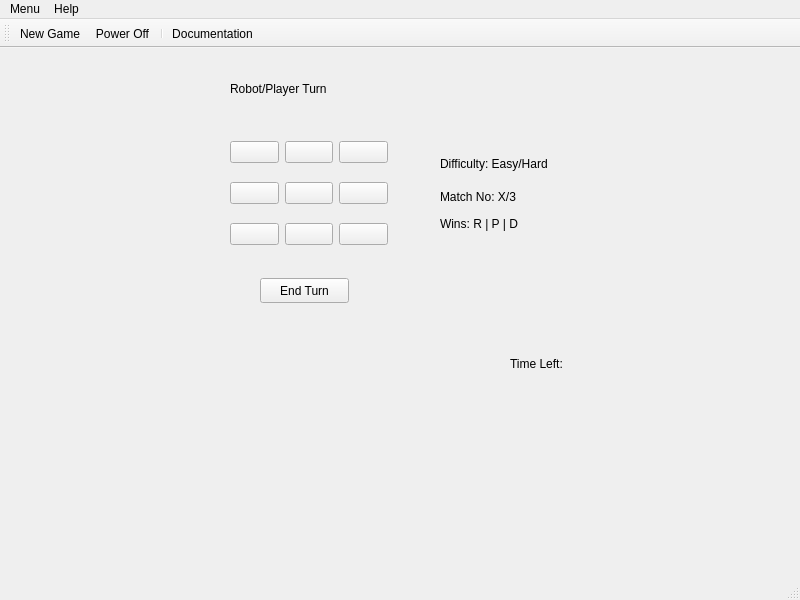
Before: the Qt Designer form TicTacToe/mainwindow.ui in UNSW-MTRN4230-T2-2021/major-project-mtrn4230-H15A_cough_armie_ettiquette, drawn with Qt 5.
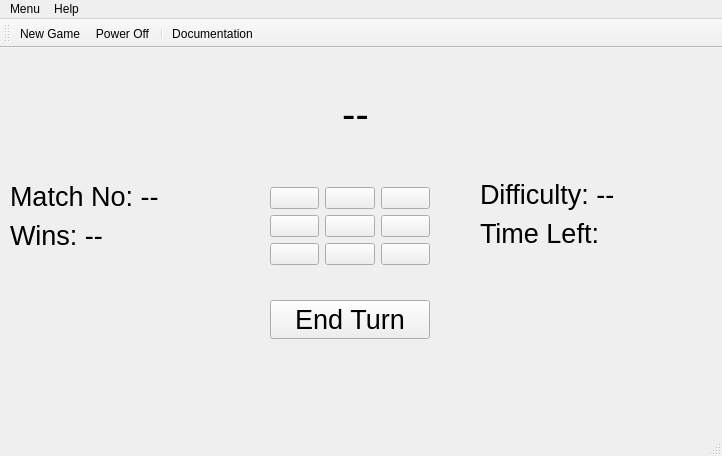
After: the same form once the commit is applied. Icons and pictures are not drawn.

```diff
--- a/TicTacToe/mainwindow.ui
+++ b/TicTacToe/mainwindow.ui
@@ -6,36 +6,118 @@
    <rect>
     <x>0</x>
     <y>0</y>
-    <width>800</width>
-    <height>600</height>
+    <width>722</width>
+    <height>456</height>
    </rect>
   </property>
   <property name="windowTitle">
    <string>MainWindow</string>
   </property>
   <widget class="QWidget" name="centralwidget">
-   <widget class="QPushButton" name="pushButton">
+   <widget class="QLabel" name="whoseTurnLabel">
     <property name="geometry">
      <rect>
-      <x>260</x>
-      <y>230</y>
-      <width>89</width>
-      <height>25</height>
+      <x>180</x>
+      <y>30</y>
+      <width>351</width>
+      <height>71</height>
      </rect>
     </property>
+    <property name="font">
+     <font>
+      <pointsize>30</pointsize>
+     </font>
+    </property>
     <property name="text">
-     <string>End Turn</string>
+     <string>--</string>
     </property>
+    <property name="alignment">
+     <set>Qt::AlignCenter</set>
+    </property>
    </widget>
-   <widget class="QWidget" name="layoutWidget">
+   <widget class="QWidget" name="">
     <property name="geometry">
      <rect>
-      <x>230</x>
-      <y>80</y>
-      <width>158</width>
-      <height>131</height>
+      <x>480</x>
+      <y>130</y>
+      <width>145</width>
+      <height>72</height>
      </rect>
     </property>
+    <layout class="QVBoxLayout" name="verticalLayout">
+     <item>
+      <widget class="QLabel" name="difficultyLabel">
+       <property name="font">
+        <font>
+         <pointsize>20</pointsize>
+        </font>
+       </property>
+       <property name="text">
+        <string>Difficulty: --</string>
+       </property>
+      </widget>
+     </item>
+     <item>
+      <widget class="QLabel" name="timerLabel">
+       <property name="font">
+        <font>
+         <pointsize>20</pointsize>
+        </font>
+       </property>
+       <property name="text">
+        <string>Time Left:</string>
+       </property>
+      </widget>
+     </item>
+    </layout>
+   </widget>
+   <widget class="QWidget" name="">
+    <property name="geometry">
+     <rect>
+      <x>10</x>
+      <y>132</y>
+      <width>149</width>
+      <height>72</height>
+     </rect>
+    </property>
+    <layout class="QVBoxLayout" name="verticalLayout_2">
+     <item>
+      <widget class="QLabel" name="matchnoLabel">
+       <property name="font">
+        <font>
+         <pointsize>20</pointsize>
+        </font>
+       </property>
+       <property name="text">
+        <string>Match No: --</string>
+       </property>
+      </widget>
+     </item>
+     <item>
+      <widget class="QLabel" name="scoreLabel">
+       <property name="font">
+        <font>
+         <pointsize>20</pointsize>
+        </font>
+       </property>
+       <property name="text">
+        <string>Wins: --</string>
+       </property>
+      </widget>
+     </item>
+    </layout>
+   </widget>
+   <widget class="QWidget" name="">
+    <property name="geometry">
+     <rect>
+      <x>270</x>
+      <y>110</y>
+      <width>160</width>
+      <height>211</height>
+     </rect>
+    </property>
+    <layout class="QVBoxLayout" name="verticalLayout_3">
+     <item>
     <layout class="QGridLayout" name="gridLayout">
      <item row="0" column="0">
       <widget class="QPushButton" name="pushButton_8">
@@ -101,71 +183,20 @@
       </widget>
      </item>
     </layout>
-   </widget>
-   <widget class="QLabel" name="scoreLabel">
-    <property name="geometry">
-     <rect>
-      <x>440</x>
-      <y>160</y>
-      <width>151</width>
-      <height>31</height>
-     </rect>
+     </item>
+     <item>
+      <widget class="QPushButton" name="pushButton">
+       <property name="font">
+        <font>
+         <pointsize>20</pointsize>
+        </font>
     </property>
     <property name="text">
-     <string>Wins: R | P | D</string>
-    </property>
-   </widget>
-   <widget class="QLabel" name="difficultyLabel">
-    <property name="geometry">
-     <rect>
-      <x>440</x>
-      <y>100</y>
-      <width>171</width>
-      <height>31</height>
-     </rect>
-    </property>
-    <property name="text">
-     <string>Difficulty: Easy/Hard</string>
-    </property>
-   </widget>
-   <widget class="QLabel" name="whoseturnLabel">
-    <property name="geometry">
-     <rect>
-      <x>230</x>
-      <y>20</y>
-      <width>131</width>
-      <height>41</height>
-     </rect>
-    </property>
-    <property name="text">
-     <string>Robot/Player Turn</string>
-    </property>
-   </widget>
-   <widget class="QLabel" name="matchnoLabel">
-    <property name="geometry">
-     <rect>
-      <x>440</x>
-      <y>140</y>
-      <width>121</width>
-      <height>17</height>
-     </rect>
-    </property>
-    <property name="text">
-     <string>Match No: X/3</string>
-    </property>
-   </widget>
-   <widget class="QLabel" name="timerLabel">
-    <property name="geometry">
-     <rect>
-      <x>510</x>
-      <y>270</y>
-      <width>161</width>
-      <height>91</height>
-     </rect>
-    </property>
-    <property name="text">
-     <string>Time Left:</string>
-    </property>
+        <string>End Turn</string>
+       </property>
+      </widget>
+     </item>
+    </layout>
    </widget>
   </widget>
   <widget class="QMenuBar" name="menubar">
@@ -173,7 +204,7 @@
     <rect>
      <x>0</x>
      <y>0</y>
-     <width>800</width>
+     <width>722</width>
      <height>22</height>
     </rect>
    </property>
```
Left out of the diff: 2 changed lines with no effect on the pictures. Lines whose indentation alone changed are shown as unchanged.
